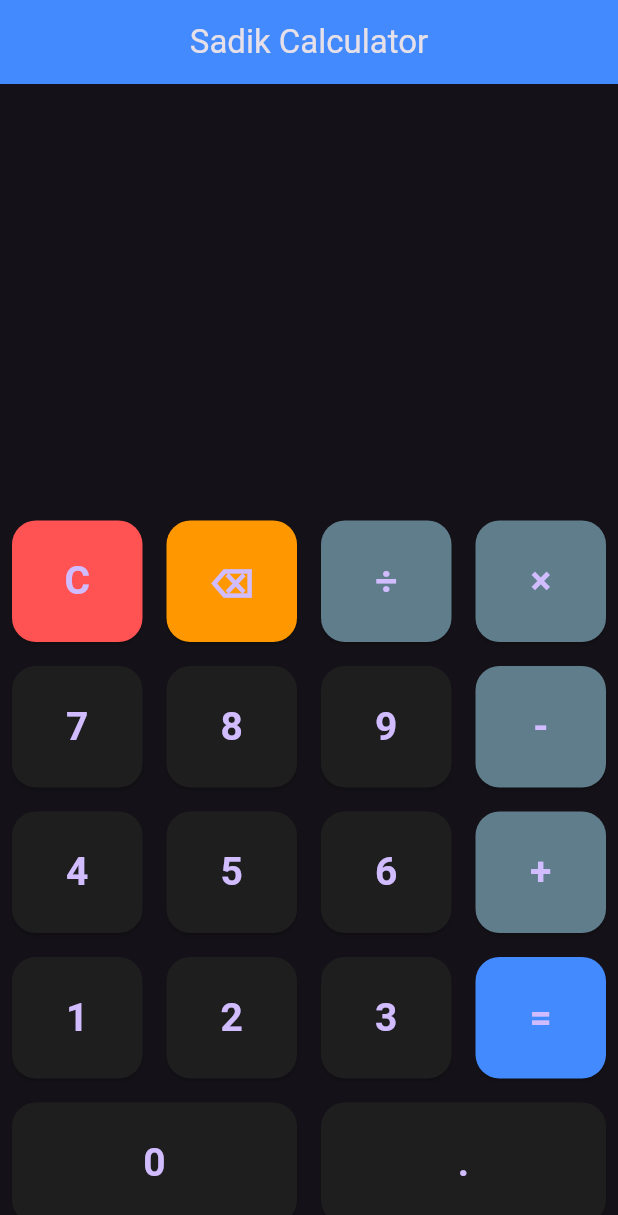
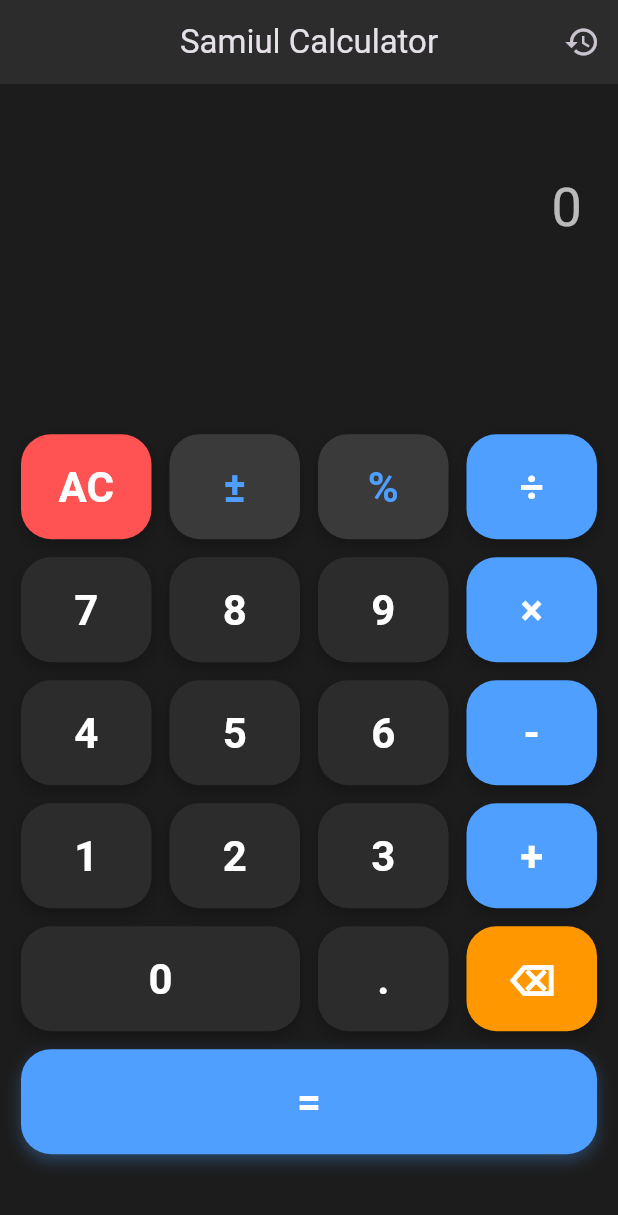
Before and after one commit to SamiulIslam007/calculator-app, a Flutter app: the screen it shows after launch, on a phone screen of 412 x 824 dp. Shown: the top 1215 px of the screen. Run offline on Flutter 3.47's test engine with Material 3 defaults, Android fonts, the phone set to English and light mode, and no system bars; our stand-ins replace math_expressions.

Commit message:
function added

```diff
--- a/lib/main.dart
+++ b/lib/main.dart
@@ -2,18 +2,19 @@ import 'package:flutter/material.dart';
 import 'package:math_expressions/math_expressions.dart';
 
 void main() {
-  runApp(SadikCalculator());
+  runApp(SamiulCalculator());
 }
 
-class SadikCalculator extends StatelessWidget {
+class SamiulCalculator extends StatelessWidget {
   @override
   Widget build(BuildContext context) {
     return MaterialApp(
       debugShowCheckedModeBanner: false,
-      title: "Sadik Calculator",
+      title: "Samiul Calculator",
       theme: ThemeData(
         brightness: Brightness.dark,
-        primaryColor: Colors.blueAccent,
+        scaffoldBackgroundColor: Color(0xFF1C1C1C),
+        primaryColor: Color(0xFF4E9FFF),
       ),
       home: CalculatorPage(),
     );
@@ -28,49 +29,156 @@ class CalculatorPage extends StatefulWidget {
 class _CalculatorPageState extends State<CalculatorPage> {
   String input = "";
   String output = "";
+  List<String> history = [];
 
   void buttonPressed(String value) {
     setState(() {
-      if (value == "C") {
+      if (value == "AC") {
         input = "";
         output = "";
       } else if (value == "⌫") {
         if (input.isNotEmpty) {
           input = input.substring(0, input.length - 1);
+          output = "";
         }
       } else if (value == "=") {
+        if (input.isEmpty) return;
         try {
           Parser p = Parser();
-          Expression exp = p.parse(input.replaceAll('×', '*').replaceAll('÷', '/'));
+          String processedInput = input
+              .replaceAll('×', '*')
+              .replaceAll('÷', '/')
+              .replaceAll('%', '/100');
+          Expression exp = p.parse(processedInput);
           ContextModel cm = ContextModel();
           double result = exp.evaluate(EvaluationType.REAL, cm);
-          output = result.toString();
+
+          // Format result to remove unnecessary decimals
+          output = result % 1 == 0
+              ? result.toInt().toString()
+              : result.toStringAsFixed(8).replaceAll(RegExp(r'0*$'), '').replaceAll(RegExp(r'\.$'), '');
+
+          // Add to history
+          history.insert(0, "$input = $output");
+          if (history.length > 10) history.removeLast();
         } catch (e) {
           output = "Error";
         }
+      } else if (value == "±") {
+        if (input.isNotEmpty) {
+          if (input.startsWith('-')) {
+            input = input.substring(1);
           } else {
+            input = '-$input';
+          }
+        }
+      } else if (value == "%") {
         input += value;
+      } else {
+        // Prevent multiple operators in a row
+        if (input.isNotEmpty &&
+            RegExp(r'[+\-×÷]$').hasMatch(input) &&
+            RegExp(r'[+\-×÷]').hasMatch(value)) {
+          input = input.substring(0, input.length - 1);
+        }
+        input += value;
+        output = "";
       }
     });
   }
 
+  void showHistoryDialog() {
+    showDialog(
+      context: context,
+      builder: (BuildContext context) {
+        return AlertDialog(
+          backgroundColor: Color(0xFF2C2C2C),
+          title: Text('History', style: TextStyle(color: Colors.white)),
+          content: Container(
+            width: double.maxFinite,
+            child: history.isEmpty
+                ? Text('No history yet', style: TextStyle(color: Colors.white70))
+                : ListView.builder(
+                    shrinkWrap: true,
+                    itemCount: history.length,
+                    itemBuilder: (context, index) {
+                      return ListTile(
+                        title: Text(
+                          history[index],
+                          style: TextStyle(color: Colors.white70, fontSize: 16),
+                        ),
+                        onTap: () {
+                          String calculation = history[index].split(' = ')[0];
+                          setState(() {
+                            input = calculation;
+                          });
+                          Navigator.pop(context);
+                        },
+                      );
+                    },
+                  ),
+          ),
+          actions: [
+            TextButton(
+              child: Text('Clear', style: TextStyle(color: Colors.redAccent)),
+              onPressed: () {
+                setState(() {
+                  history.clear();
+                });
+                Navigator.pop(context);
+              },
+            ),
+            TextButton(
+              child: Text('Close', style: TextStyle(color: Color(0xFF4E9FFF))),
+              onPressed: () => Navigator.pop(context),
+            ),
+          ],
+        );
+      },
+    );
+  }
+
   Widget buildButton(String text,
-      {Color color = const Color(0xff1e1e1e), bool isEqual = false}) {
+      {Color color = const Color(0xFF2C2C2C),
+      Color textColor = Colors.white,
+      bool isEqual = false,
+      int flex = 1}) {
     return Expanded(
+      flex: flex,
       child: Padding(
-        padding: const EdgeInsets.all(8.0),
-        child: ElevatedButton(
-          onPressed: () => buttonPressed(text),
-          style: ElevatedButton.styleFrom(
-            padding: EdgeInsets.symmetric(vertical: 22),
-            shape: RoundedRectangleBorder(
-              borderRadius: BorderRadius.circular(16),
+        padding: const EdgeInsets.all(6.0),
+        child: Material(
+          color: Colors.transparent,
+          child: InkWell(
+            onTap: () => buttonPressed(text),
+            borderRadius: BorderRadius.circular(20),
+            splashColor: Colors.white24,
+            child: Container(
+              height: 70,
+              decoration: BoxDecoration(
+                color: isEqual ? Color(0xFF4E9FFF) : color,
+                borderRadius: BorderRadius.circular(20),
+                boxShadow: [
+                  BoxShadow(
+                    color: isEqual
+                        ? Color(0xFF4E9FFF).withOpacity(0.3)
+                        : Colors.black26,
+                    blurRadius: 8,
+                    offset: Offset(0, 4),
                   ),
-            backgroundColor: isEqual ? Colors.blueAccent : color,
+                ],
               ),
+              child: Center(
                 child: Text(
                   text,
-            style: TextStyle(fontSize: 26, fontWeight: FontWeight.bold),
+                  style: TextStyle(
+                    fontSize: text.length > 2 ? 20 : 28,
+                    fontWeight: FontWeight.w600,
+                    color: textColor,
+                  ),
+                ),
+              ),
+            ),
           ),
         ),
       ),
@@ -81,80 +189,111 @@ class _CalculatorPageState extends State<CalculatorPage> {
 Widget build(BuildContext context) {
   return Scaffold(
     appBar: AppBar(
-        title: Text("Sadik Calculator"),
+      title: const Text("Samiul Calculator"),
       centerTitle: true,
-        backgroundColor: Colors.blueAccent,
+      backgroundColor: const Color(0xFF2C2C2C),
+      elevation: 0,
+      actions: [
+        IconButton(
+          icon: const Icon(Icons.history),
+          onPressed: showHistoryDialog,
+          tooltip: 'History',
         ),
-      body: Column(
+      ],
+    ),
+    body: SafeArea(
+      child: Column(
         children: [
+          // Display area
           Expanded(
+            flex: 2,
             child: Container(
               width: double.infinity,
-              padding: EdgeInsets.all(20),
+              padding: const EdgeInsets.symmetric(horizontal: 24, vertical: 20),
               alignment: Alignment.bottomRight,
               child: Column(
                 mainAxisAlignment: MainAxisAlignment.end,
                 crossAxisAlignment: CrossAxisAlignment.end,
                 children: [
-                  Text(
-                    input,
-                    style: TextStyle(fontSize: 32, color: Colors.white70),
+                  SingleChildScrollView(
+                    scrollDirection: Axis.horizontal,
+                    reverse: true,
+                    child: Text(
+                      input.isEmpty ? "0" : input,
+                      style: const TextStyle(fontSize: 36, color: Colors.white70),
                     ),
-                  SizedBox(height: 10),
-                  Text(
+                  ),
+                  const SizedBox(height: 12),
+                  SingleChildScrollView(
+                    scrollDirection: Axis.horizontal,
+                    reverse: true,
+                    child: Text(
                       output,
-                    style: TextStyle(fontSize: 48, fontWeight: FontWeight.bold),
+                      style: const TextStyle(fontSize: 56, fontWeight: FontWeight.w700),
+                    ),
                   ),
                 ],
               ),
             ),
           ),
 
-          // Buttons
-          Column(
+          // Buttons area (scroll if needed => no overflow)
+          Expanded(
+            flex: 5,
+            child: SingleChildScrollView(
+              padding: EdgeInsets.only(
+                left: 8,
+                right: 8,
+                top: 8,
+                bottom: 8 + MediaQuery.of(context).padding.bottom,
+              ),
+              child: Column(
+                mainAxisSize: MainAxisSize.min,
                 children: [
-              Row(
-                children: [
-                  buildButton("C", color: Colors.redAccent),
-                  buildButton("⌫", color: Colors.orange),
-                  buildButton("÷", color: Colors.blueGrey),
-                  buildButton("×", color: Colors.blueGrey),
-                ],
-              ),
-              Row(
-                children: [
+                  Row(children: [
+                    buildButton("AC", color: const Color(0xFFFF5252)),
+                    buildButton("±",
+                        color: const Color(0xFF3A3A3A),
+                        textColor: const Color(0xFF4E9FFF)),
+                    buildButton("%",
+                        color: const Color(0xFF3A3A3A),
+                        textColor: const Color(0xFF4E9FFF)),
+                    buildButton("÷", color: const Color(0xFF4E9FFF)),
+                  ]),
+                  Row(children: [
                     buildButton("7"),
                     buildButton("8"),
                     buildButton("9"),
-                  buildButton("-", color: Colors.blueGrey),
-                ],
-              ),
-              Row(
-                children: [
+                    buildButton("×", color: const Color(0xFF4E9FFF)),
+                  ]),
+                  Row(children: [
                     buildButton("4"),
                     buildButton("5"),
                     buildButton("6"),
-                  buildButton("+", color: Colors.blueGrey),
-                ],
-              ),
-              Row(
-                children: [
+                    buildButton("-", color: const Color(0xFF4E9FFF)),
+                  ]),
+                  Row(children: [
                     buildButton("1"),
                     buildButton("2"),
                     buildButton("3"),
-                  buildButton("=", isEqual: true),
+                    buildButton("+", color: const Color(0xFF4E9FFF)),
+                  ]),
+                  Row(children: [
+                    buildButton("0", flex: 2),
+                    buildButton("."),
+                    buildButton("⌫", color: const Color(0xFFFF9800)),
+                  ]),
+                  Row(children: [
+                    buildButton("=", isEqual: true, flex: 4),
+                  ]),
                 ],
               ),
-              Row(
-                children: [
-                  buildButton("0"),
-                  buildButton("."),
+            ),
+          ),
         ],
       ),
-            ],
-          )
-        ],
     ),
   );
 }
+
 }
```
Also changed, not shown: 12 other files. Lines whose indentation alone changed are shown as unchanged.
